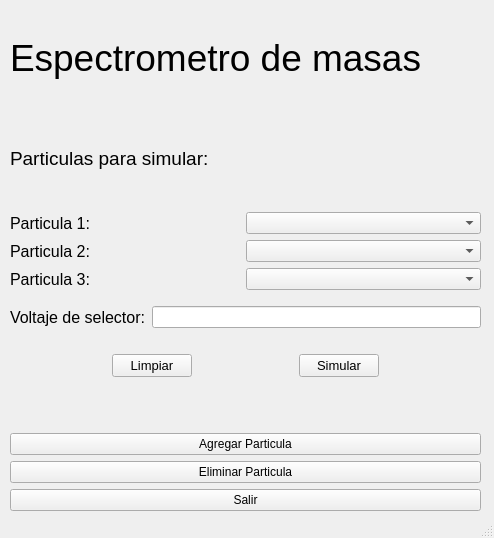
The window that gui.ui (Andrei-Portales/Proyecto-Fisica-3) describes before a commit, drawn with Qt 5.
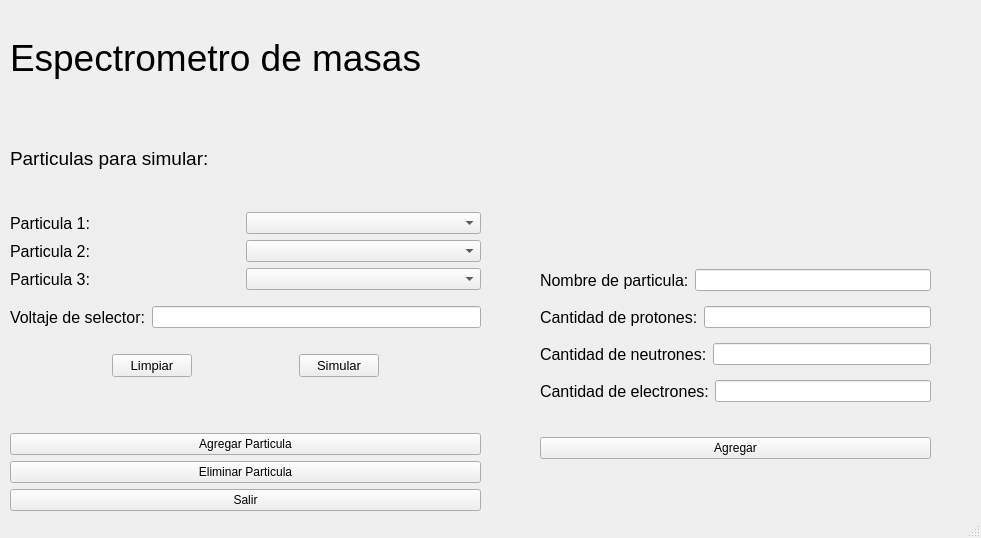
The same window after the commit.

Patch:
```diff
--- a/gui.ui
+++ b/gui.ui
@@ -6,7 +6,7 @@
    <rect>
     <x>0</x>
     <y>0</y>
-    <width>494</width>
+    <width>981</width>
     <height>538</height>
    </rect>
   </property>
@@ -16,12 +16,6 @@
     <height>538</height>
    </size>
   </property>
-  <property name="maximumSize">
-   <size>
-    <width>494</width>
-    <height>538</height>
-   </size>
-  </property>
   <property name="windowTitle">
    <string>Espectrometro de masas</string>
   </property>
@@ -303,6 +297,117 @@
      </item>
     </layout>
    </widget>
+   <widget class="QWidget" name="layoutWidget_2">
+    <property name="geometry">
+     <rect>
+      <x>540</x>
+      <y>260</y>
+      <width>391</width>
+      <height>211</height>
+     </rect>
+    </property>
+    <layout class="QVBoxLayout" name="verticalLayout">
+     <item>
+      <layout class="QHBoxLayout" name="horizontalLayout_9">
+       <item>
+        <widget class="QLabel" name="label_7">
+         <property name="font">
+          <font>
+           <pointsize>12</pointsize>
+          </font>
+         </property>
+         <property name="text">
+          <string>Nombre de particula:</string>
+         </property>
+        </widget>
+       </item>
+       <item>
+        <widget class="QLineEdit" name="txtNombreParticula"/>
+       </item>
+      </layout>
+     </item>
+     <item>
+      <layout class="QHBoxLayout" name="horizontalLayout_10">
+       <item>
+        <widget class="QLabel" name="label_8">
+         <property name="font">
+          <font>
+           <pointsize>12</pointsize>
+          </font>
+         </property>
+         <property name="text">
+          <string>Cantidad de protones:</string>
+         </property>
+        </widget>
+       </item>
+       <item>
+        <widget class="QLineEdit" name="txtCantidadProtones"/>
+       </item>
+      </layout>
+     </item>
+     <item>
+      <layout class="QHBoxLayout" name="horizontalLayout_13">
+       <item>
+        <widget class="QLabel" name="label_11">
+         <property name="font">
+          <font>
+           <pointsize>12</pointsize>
+          </font>
+         </property>
+         <property name="text">
+          <string>Cantidad de neutrones:</string>
+         </property>
+        </widget>
+       </item>
+       <item>
+        <widget class="QLineEdit" name="txtCantidadNeutrones"/>
+       </item>
+      </layout>
+     </item>
+     <item>
+      <layout class="QHBoxLayout" name="horizontalLayout_14">
+       <item>
+        <widget class="QLabel" name="label_12">
+         <property name="font">
+          <font>
+           <pointsize>12</pointsize>
+          </font>
+         </property>
+         <property name="text">
+          <string>Cantidad de electrones:</string>
+         </property>
+        </widget>
+       </item>
+       <item>
+        <widget class="QLineEdit" name="txtCantidadElectrones"/>
+       </item>
+      </layout>
+     </item>
+     <item>
+      <spacer name="verticalSpacer_4">
+       <property name="orientation">
+        <enum>Qt::Vertical</enum>
+       </property>
+       <property name="sizeType">
+        <enum>QSizePolicy::Preferred</enum>
+       </property>
+       <property name="sizeHint" stdset="0">
+        <size>
+         <width>20</width>
+         <height>20</height>
+        </size>
+       </property>
+      </spacer>
+     </item>
+     <item>
+      <widget class="QPushButton" name="btnAgregarP">
+       <property name="text">
+        <string>Agregar</string>
+       </property>
+      </widget>
+     </item>
+    </layout>
+   </widget>
   </widget>
   <widget class="QStatusBar" name="statusbar"/>
  </widget>
```
